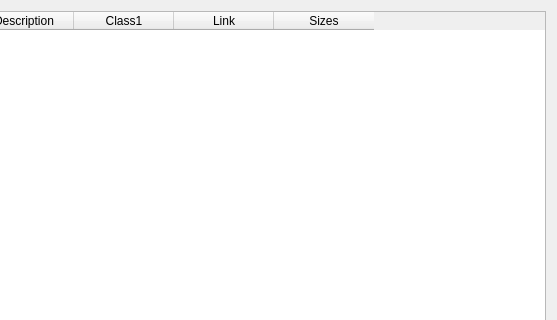
This is Forms/c5storebarcode.ui in End1-1/Cafe5 as Qt 5 draws it before an edit; both pictures show x 538 to 1095 and y 0 to 320 of the 1095 by 661 pixel window. The edited form follows.
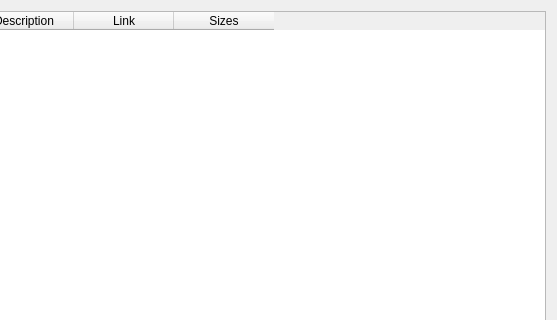
This is the edited form. Custom widgets are drawn as their Qt base class.

The edit to the form file:
```diff
--- a/Forms/c5storebarcode.ui
+++ b/Forms/c5storebarcode.ui
@@ -46,11 +46,6 @@
        <string>Description</string>
       </property>
      </column>
-     <column>
-      <property name="text">
-       <string>Class1</string>
-      </property>
-     </column>
      <column>
       <property name="text">
        <string>Link</string>
```
